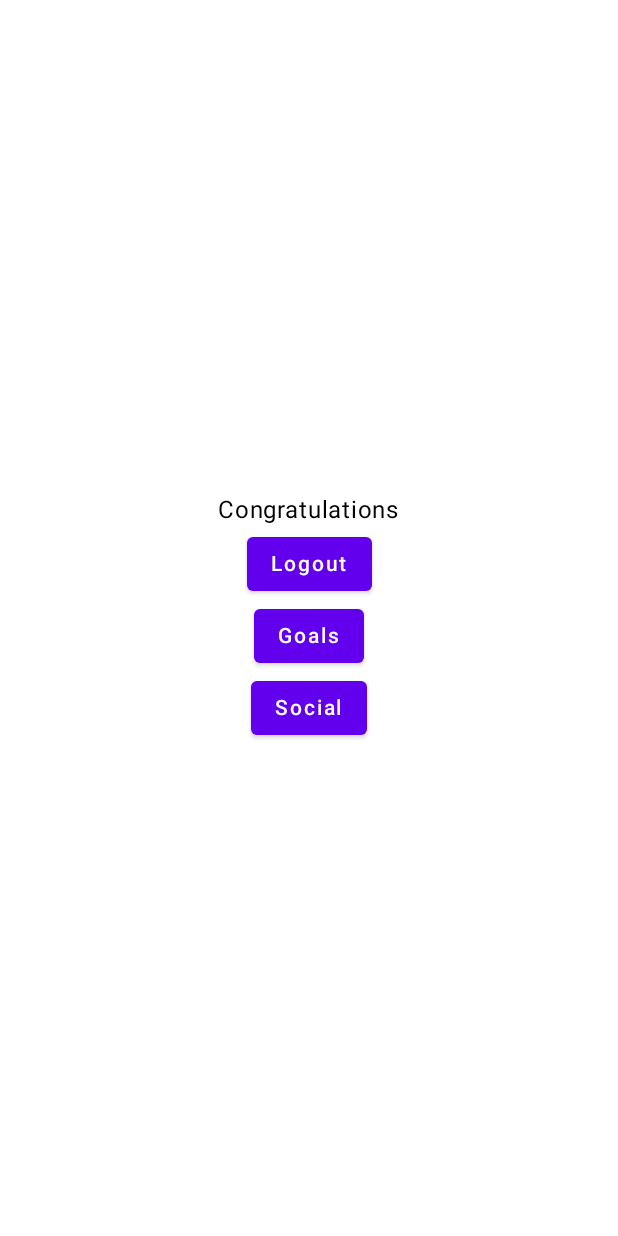
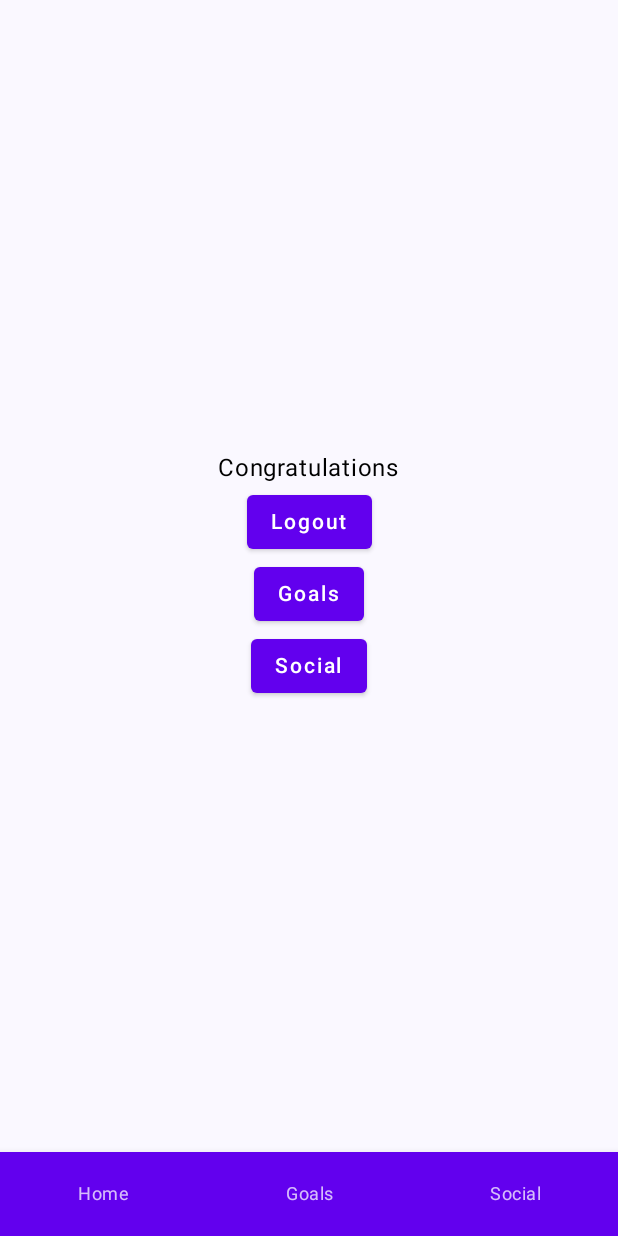
Before and after one commit to saniya8/MyNews, an Android app built with Jetpack Compose: the composable HomeNavGraph shown on its own in the app's theme, on a phone screen of 412 x 824 dp. Run offline under Robolectric (Android 15) with nearby library versions, the phone set to English and light mode, and no system bars; our stand-ins replace Firebase (no records; nobody signed in at launch, a user with empty details on screens opened directly).

Commit message:
added navbar functionality and incorporated into NavHomeGraph

```diff
--- a/project/app/src/main/java/com/example/mynews/utils/BottomNavBar.kt
+++ b/project/app/src/main/java/com/example/mynews/utils/BottomNavBar.kt
@@ -1 +1,51 @@
 package com.example.mynews.utils
+
+import androidx.compose.runtime.Composable
+import androidx.navigation.NavHostController
+import androidx.compose.material.BottomNavigation
+import androidx.compose.material.BottomNavigationItem
+import androidx.compose.material.Text
+
+@Composable
+fun BottomNavBar(navController: NavHostController) {
+    val currentRoute = navController.currentBackStackEntry?.destination?.route
+
+    BottomNavigation {
+        BottomNavigationItem(
+            icon = {},
+            label = { Text("Home") },
+            selected = currentRoute == AppScreenRoutes.HomeScreen.route,
+            onClick = {
+                if (currentRoute != AppScreenRoutes.HomeScreen.route) {
+                    navController.navigate(AppScreenRoutes.HomeScreen.route) {
+                        popUpTo(AppScreenRoutes.HomeScreen.route) { inclusive = true }
+                    }
+                }
+            }
+        )
+        BottomNavigationItem(
+            icon = {},
+            label = { Text("Goals") },
+            selected = currentRoute == AppScreenRoutes.GoalsScreen.route,
+            onClick = {
+                if (currentRoute != AppScreenRoutes.GoalsScreen.route) {
+                    navController.navigate(AppScreenRoutes.GoalsScreen.route) {
+                        popUpTo(AppScreenRoutes.HomeScreen.route)
+                    }
+                }
+            }
+        )
+        BottomNavigationItem(
+            icon = {},
+            label = { Text("Social") },
+            selected = currentRoute == AppScreenRoutes.SocialScreen.route,
+            onClick = {
+                if (currentRoute != AppScreenRoutes.SocialScreen.route) {
+                    navController.navigate(AppScreenRoutes.SocialScreen.route) {
+                        popUpTo(AppScreenRoutes.HomeScreen.route)
+                    }
+                }
+            }
+        )
+    }
+}
--- a/project/app/src/main/java/com/example/mynews/utils/HomeNavGraph.kt
+++ b/project/app/src/main/java/com/example/mynews/utils/HomeNavGraph.kt
@@ -9,34 +9,32 @@ import androidx.navigation.compose.NavHost
 import androidx.navigation.compose.composable
 import androidx.navigation.navigation
 import com.google.firebase.firestore.FirebaseFirestore
-
 import com.example.mynews.data.UserRepositoryImpl
 import com.example.mynews.presentation.views.GoalsScreen
 import com.example.mynews.presentation.views.SocialScreen
 import com.example.mynews.presentation.views.home.HomeScreen
+// added for navbar
+import com.example.mynews.utils.*
+import androidx.compose.material3.*
+import androidx.compose.ui.Modifier
+import androidx.compose.foundation.layout.padding
 
 @Composable
-// UNCOMMENT and deal with HomeScreen when HomeNavGraph gets called in HomeScreen.kt
 fun HomeNavGraph(navController: NavHostController) {
+    Scaffold(
+        bottomBar = { BottomNavBar(navController) }  // Add BottomNavBar here
+    ) { paddingValues ->
         NavHost(
             navController = navController,
             route = Graph.HOME,
-        startDestination = AppScreenRoutes.HomeScreen.route
+            startDestination = AppScreenRoutes.HomeScreen.route,
+            modifier = Modifier.padding(paddingValues)  // Add padding to avoid overlap
         ) {
             composable(AppScreenRoutes.HomeScreen.route) {
-//            HomeScreen()  // Assuming HomeScreen is a composable function that shows your home UI
                 HomeScreen(
-                onLogoutClicked = {
-                    // do nothing for now
-                },
-                onGoalsClicked = {
-                    println("Goals Button Clicked from Home Nav")
-                    navController.navigate(AppScreenRoutes.GoalsScreen.route)
-                },
-                onSocialClicked = {
-                    println("Social Button Clicked from Home Nav")
-                    navController.navigate(AppScreenRoutes.SocialScreen.route)
-                }
+                    onLogoutClicked = { /* Handle logout */ },
+                    onGoalsClicked = { navController.navigate(AppScreenRoutes.GoalsScreen.route) },
+                    onSocialClicked = { navController.navigate(AppScreenRoutes.SocialScreen.route) }
                 )
             }
             composable(AppScreenRoutes.GoalsScreen.route) {
@@ -47,6 +45,7 @@ fun HomeNavGraph(navController: NavHostController) {
             }
         }
     }
+}
 
 sealed class AppScreenRoutes(val route: String) {
     object HomeScreen : AppScreenRoutes("home_screen")
@@ -54,3 +53,35 @@ sealed class AppScreenRoutes(val route: String) {
     object SocialScreen : AppScreenRoutes("social_screen")
     // Remove other routes if they are not needed
 }
+
+//@Composable
+// UNCOMMENT and deal with HomeScreen when HomeNavGraph gets called in HomeScreen.kt
+//fun HomeNavGraph(navController: NavHostController) {
+//    NavHost(
+//        navController = navController,
+//        route = Graph.HOME,
+//        startDestination = AppScreenRoutes.HomeScreen.route
+//    ) {
+//        composable(AppScreenRoutes.HomeScreen.route) {
+////            HomeScreen()  // Assuming HomeScreen is a composable function that shows your home UI
+//            HomeScreen(
+//                onLogoutClicked = {
+//                    // do nothing for now
+//                },
+//                onGoalsClicked = {
+//                    println("Goals Button Clicked from Home Nav")
+//                    navController.navigate(AppScreenRoutes.GoalsScreen.route)
+//                },
+//                onSocialClicked = {
+//                    println("Social Button Clicked from Home Nav")
+//                    navController.navigate(AppScreenRoutes.SocialScreen.route)
+//                }
+//            )
+//        }
+//        composable(AppScreenRoutes.GoalsScreen.route) {
+//            GoalsScreen()
+//        }
+//        composable(AppScreenRoutes.SocialScreen.route) {
+//            SocialScreen()
+//        }
+//    }
```
Also changed, not shown: project/app/src/main/java/com/example/mynews/MainActivity.kt (+14 -138 lines). Lines whose indentation alone changed are shown as unchanged.
